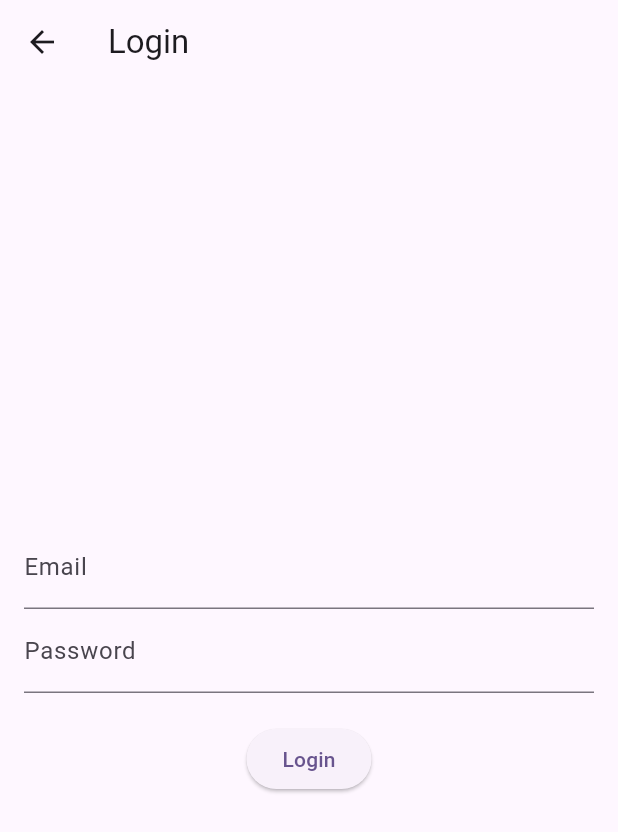
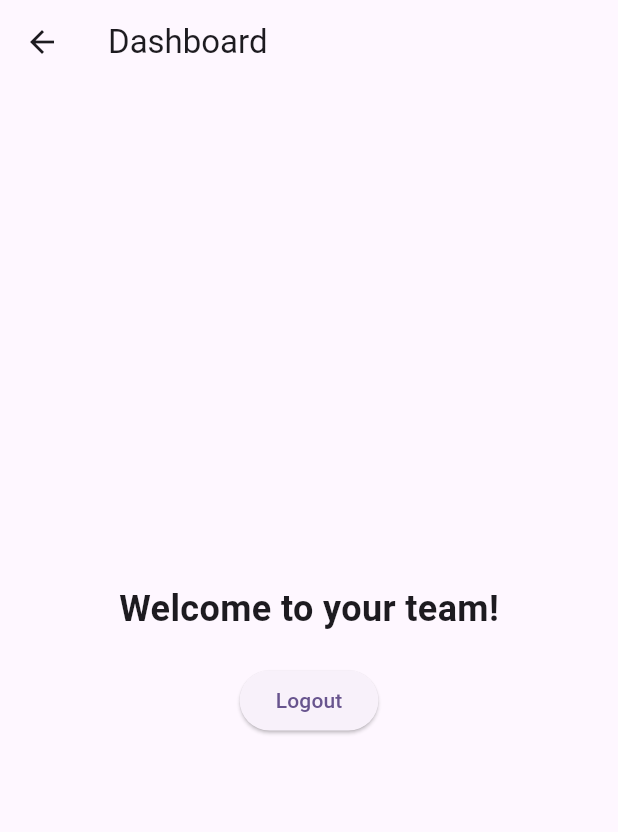
Before and after one commit to pvguevarra/PlayIQ, a Flutter app: the LoginPage screen opened directly, after a tap on "Login", on a phone screen of 412 x 824 dp. Shown: the top 832 px of the screen. Run offline on Flutter 3.47's test engine with Material 3 defaults, Android fonts, the phone set to English and light mode, and no system bars.

Commit message:
Added main dashboard page

```diff
--- /dev/null
+++ b/lib/dashboard_page.dart
@@ -0,0 +1,31 @@
+import 'package:flutter/material.dart';
+
+class DashboardPage extends StatelessWidget {
+  const DashboardPage({super.key});
+
+  @override
+  Widget build(BuildContext context) {
+    return Scaffold(
+      appBar: AppBar(title: const Text('Dashboard')),
+      body: Center(
+        child: Column(
+          mainAxisAlignment: MainAxisAlignment.center,
+          children: [
+            const Text(
+              'Welcome to your team!',
+              style: TextStyle(fontSize: 24, fontWeight: FontWeight.bold),
+            ),
+            const SizedBox(height: 20),
+            ElevatedButton(
+              onPressed: () {
+                // Implement logout functionality
+                Navigator.pop(context);
+              },
+              child: const Text('Logout'),
+            ),
+          ],
+        ),
+      ),
+    );
+  }
+}
--- a/lib/login_page.dart
+++ b/lib/login_page.dart
@@ -1,4 +1,5 @@
 import 'package:flutter/material.dart';
+import 'dashboard_page.dart'; // Import Dashboard Page
 
 class LoginPage extends StatelessWidget {
   const LoginPage({super.key});
@@ -21,7 +22,13 @@ class LoginPage extends StatelessWidget {
             ),
             const SizedBox(height: 20),
             ElevatedButton(
-              onPressed: () {},
+              onPressed: () {
+                // Navigate to Dashboard when Login button is pressed
+                Navigator.pushReplacement(
+                  context,
+                  MaterialPageRoute(builder: (context) => const DashboardPage()),
+                );
+              },
               child: const Text('Login'),
             ),
           ],
--- a/lib/main.dart
+++ b/lib/main.dart
@@ -1,6 +1,7 @@
 import 'package:flutter/material.dart';
 import 'login_page.dart';
 import 'signup_page.dart';
+import 'dashboard_page.dart'; // Import Dashboard Page
 
 void main() {
   runApp(const MyApp());
@@ -12,7 +13,7 @@
   @override
   Widget build(BuildContext context) {
     return MaterialApp(
-      title: 'Welcome Page',
+      title: 'PlayIQ',
       theme: ThemeData(
         colorScheme: ColorScheme.fromSeed(seedColor: Colors.deepPurple),
         useMaterial3: true,
```
